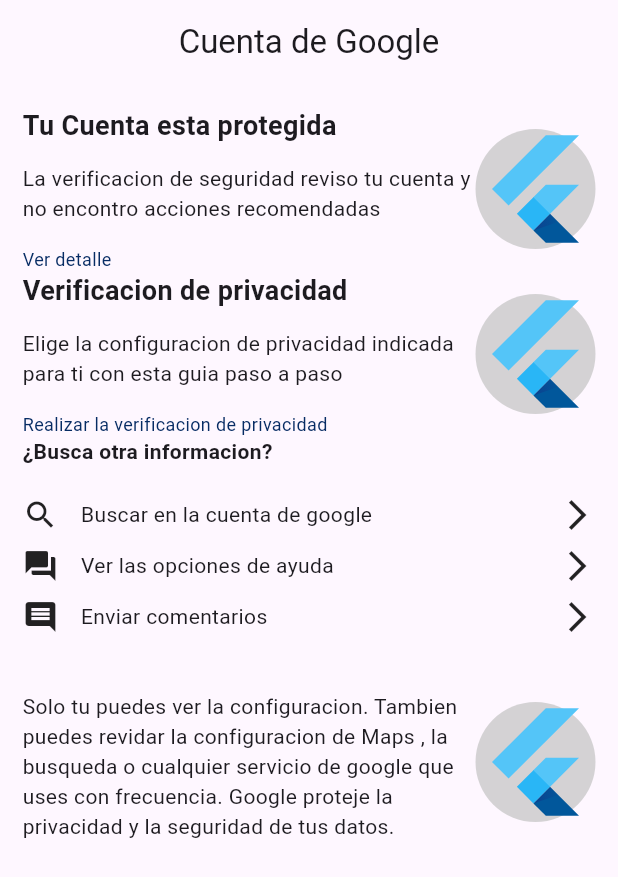
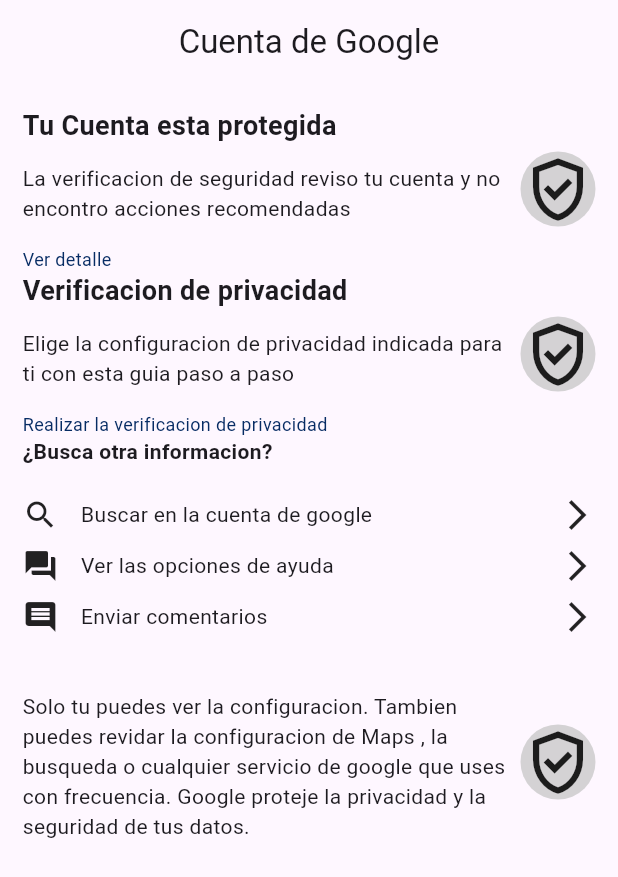
Before and after one commit to FjC-14/Lenguajes-de-Programacion, a Flutter app: the screen it shows after launch, on a phone screen of 412 x 824 dp. Shown: the top 877 px of the screen. Run offline on Flutter 3.47's test engine with Material 3 defaults, Android fonts, the phone set to English and light mode, and no system bars; Roboto replaces fonts that are missing (addressCityAndState, jobTitle).

Commit message:
Update main.dart

```diff
--- a/Tarea 1.2- Fernando Castro/replica_google/lib/main.dart
+++ b/Tarea 1.2- Fernando Castro/replica_google/lib/main.dart
@@ -153,9 +153,7 @@ class Contenido extends StatelessWidget {
               color: Color.fromARGB(96, 143, 150, 142),
               shape: BoxShape.circle,
             ),
-            child: const FlutterLogo(
-              size: 80,
-            ))
+            child: const Icon(Icons.gpp_good_outlined , size:50))
       ],
     );
   }
```
